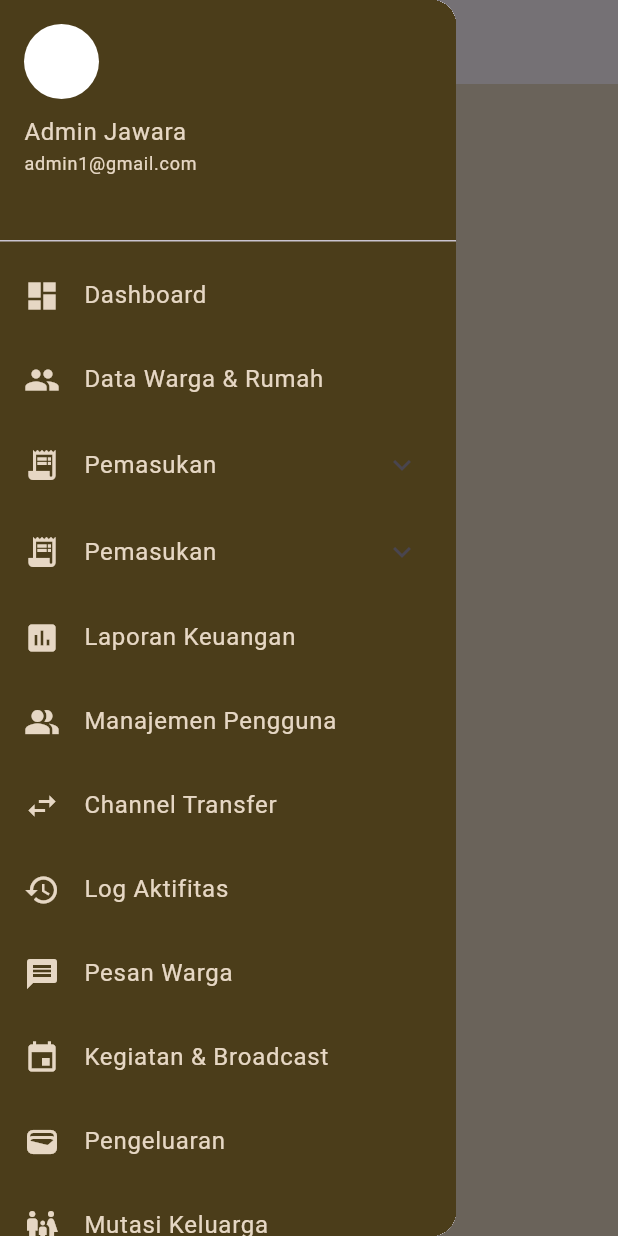
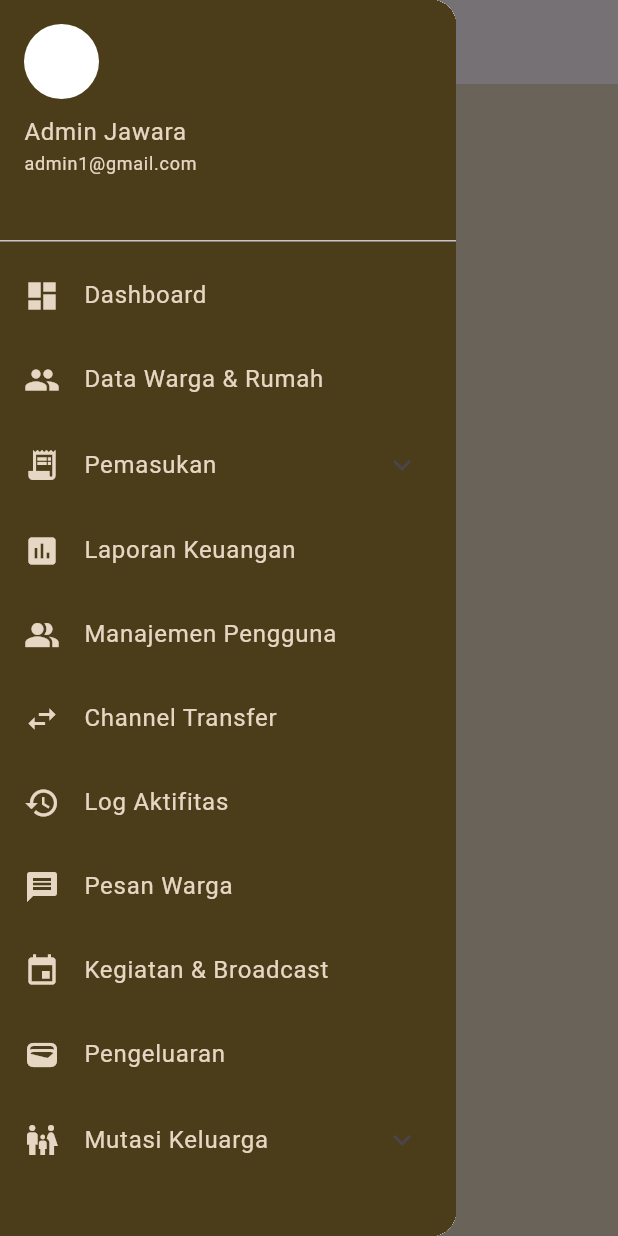
Before and after one commit to Ghetsa/UTS_Mobile_Kelompok3, a Flutter app: the screen it shows after launch, with the side drawer open, on a phone screen of 412 x 824 dp. Run offline on Flutter 3.47's test engine with Material 3 defaults, Android fonts, the phone set to English and light mode, and no system bars.

Commit message:
add sidebar MutasiKeluarga

```diff
--- a/jawara_kelompok3/lib/main.dart
+++ b/jawara_kelompok3/lib/main.dart
@@ -6,7 +6,8 @@ import 'KegiatanDanBroadcast/kegiatan.dart';
 import 'LaporanKeuangan/laporan_keuangan.dart';
 import 'LogAktifitas/log_aktifitas.dart';
 import 'ManajemenPengguna/manajemen_pengguna.dart';
-import 'MutasiKeluarga/mutasi_keluarga.dart';
+import 'MutasiKeluarga/Daftar/daftarMutasi.dart';
+import 'MutasiKeluarga/Tambah/tambahMutasi.dart';
 import 'Pengeluaran/pengeluaran.dart';
 import 'PesanWarga/pesan_warga.dart';
 import 'Pemasukan/kategoriIuran/pages/iuran_page.dart';
@@ -55,7 +56,10 @@ class MyApp extends StatelessWidget {
         '/pesan': (context) => const PesanWargaPage(),
         '/kegiatan': (context) => const KegiatanBroadcastPage(),
         '/pengeluaran': (context) => const PengeluaranPage(),
-        '/mutasi': (context) => const MutasiKeluargaPage(),
+
+        // === Mutasi Keluarga ===
+        '/Daftar/tambah-mutasi': (context) => const TambahMutasiPage(),
+        '/Daftar/daftar-mutasi': (context) => const DaftarMutasiPage(),
       },
     );
   }
@@ -106,19 +110,6 @@ class AppSidebar extends StatelessWidget {
               ],
             ),
 
-            // === Kegiatan ===
-            ExpansionTile(
-              leading: const Icon(Icons.receipt_long, color: Color(0xFFE6D7C4)),
-              title: const Text("Pemasukan",
-                  style: TextStyle(color: Color(0xFFE6D7C4))),
-              children: [
-                _buildSubMenuItem("Kegiatan - Daftar", "/pemasukan/pages/kategori", context),
-                _buildSubMenuItem("Kegiatan - Tambah", "/pemasukan/tagihIuran", context),
-                _buildSubMenuItem("Broadcast - Daftar", "/pemasukan/tagihan", context),
-                _buildSubMenuItem("Broadcast - Tambah", "/pemasukan/tagihan", context),
-              ],
-            ),
-
             // === Menu utama lain ===
             _buildMenuItem(Icons.insert_chart, "Laporan Keuangan", "/laporan", context),
             _buildMenuItem(Icons.people_alt, "Manajemen Pengguna", "/manajemen", context),
@@ -127,7 +118,17 @@ class AppSidebar extends StatelessWidget {
             _buildMenuItem(Icons.message, "Pesan Warga", "/pesan", context),
             _buildMenuItem(Icons.event, "Kegiatan & Broadcast", "/kegiatan", context),
             _buildMenuItem(Icons.wallet, "Pengeluaran", "/pengeluaran", context),
-            _buildMenuItem(Icons.family_restroom, "Mutasi Keluarga", "/mutasi", context),
+
+            // === Mutasi Keluarga ===
+            ExpansionTile(
+              leading: const Icon(Icons.family_restroom, color: Color(0xFFE6D7C4)),
+              title: const Text("Mutasi Keluarga",
+                  style: TextStyle(color: Color(0xFFE6D7C4))),
+              children: [
+                _buildSubMenuItem("Daftar", "/Daftar/tambah-mutasi", context),
+                _buildSubMenuItem("Tambah", "/Daftar/daftar-mutasi", context),
+              ],
+            ),
           ],
         ),
       ),
```
Also changed, not shown: jawara_kelompok3/lib/MutasiKeluarga/Daftar/daftarMutasi.dart (renamed from jawara_kelompok3/lib/MutasiKeluarga/mutasi_keluarga.dart, +4 -6 lines), jawara_kelompok3/lib/MutasiKeluarga/Tambah/tambahMutasi.dart (added, +15 -0 lines).
